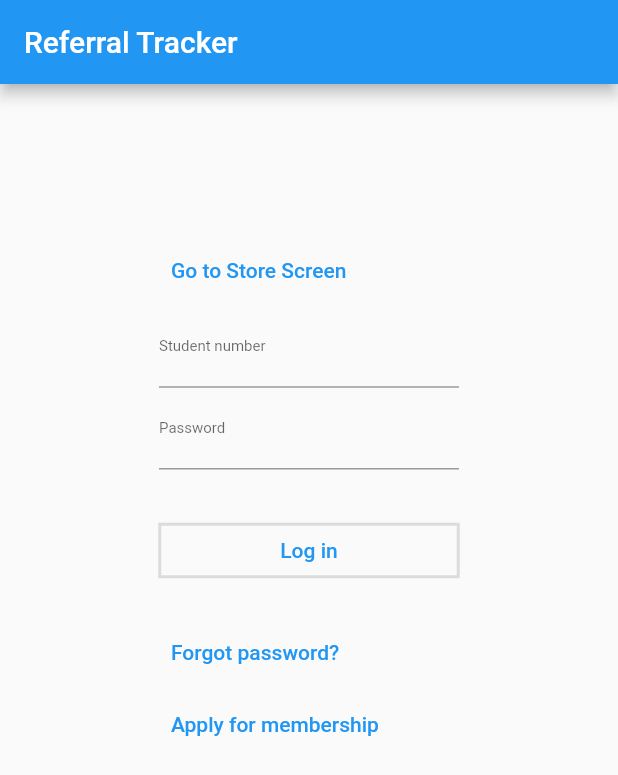
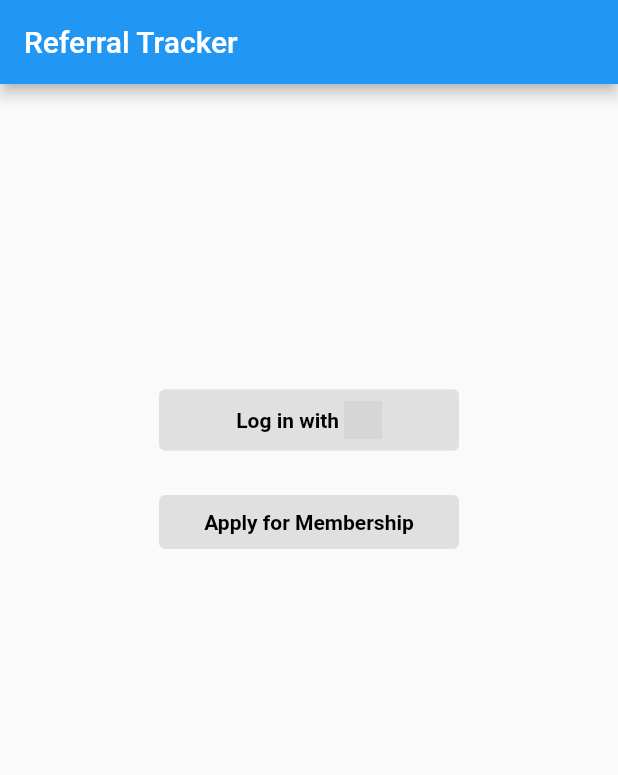
Before and after one commit to gdsc-conestoga/referral-tracker-app, a Flutter app: the screen it shows after launch, on a phone screen of 412 x 824 dp. Shown: the top 775 px of the screen. Run offline on Flutter 3.47's test engine with Material 2 defaults, Android fonts, the phone set to English and light mode, and no system bars; grey boxes are pictures that could not be loaded.

Commit message:
Add login screen. (#10)

```diff
--- a/lib/screens/login_screen.dart
+++ b/lib/screens/login_screen.dart
@@ -29,89 +29,54 @@ class LogInScreen extends StatelessWidget {
       ),
       body: Center(
         child: Container(
-          margin: const EdgeInsets.only(
-            top: 100,
-          ),
+          margin: const EdgeInsets.only(top: 200),
           width: 200,
           child: Column(
             children: [
-              TextButton(
-                onPressed: () {
-                  Navigator.pushNamed(
-                    context,
-                    StoreScreen.id,
-                  );
-                },
-                child: const Align(
-                  alignment: Alignment.centerLeft,
-                  child: Text(
-                    "Go to Store Screen",
-                  ),
-                ),
-              ),
-              SizedBox(
-                width: 200,
-                child: TextFormField(
-                  decoration: const InputDecoration(
-                    border: UnderlineInputBorder(),
-                    labelText: "Student number",
-                    labelStyle: TextStyle(
-                      fontSize: 10,
-                    ),
-                  ),
-                ),
-              ),
-              SizedBox(
-                width: 200,
-                child: TextFormField(
-                  decoration: const InputDecoration(
-                    border: UnderlineInputBorder(),
-                    labelText: "Password",
-                    labelStyle: TextStyle(
-                      fontSize: 10,
-                    ),
-                  ),
-                ),
-              ),
-              const SizedBox(height: 30),
               SizedBox(
                 width: double.infinity,
-                child: OutlinedButton(
-                  style: OutlinedButton.styleFrom(
-                    shape: const BeveledRectangleBorder(),
+                child: TextButton(
+                    style: ButtonStyle(
+                        foregroundColor:
+                            MaterialStateProperty.all(Colors.black),
+                        backgroundColor:
+                            MaterialStateProperty.all(Colors.grey[300])),
+                    onPressed: () {},
+                    child: Row(
+                      mainAxisAlignment: MainAxisAlignment.center,
+                      children: const [
+                        Text(
+                          "Log in with ",
+                          style: TextStyle(fontWeight: FontWeight.bold),
                         ),
-                  onPressed: () {},
-                  child: const Text(
-                    "Log in",
+                        Image(
+                            width: 25,
+                            image: AssetImage('assets/google-logo.png')),
+                      ],
+                    )),
               ),
+              const SizedBox(height: 20),
+              SizedBox(
+                width: double.infinity,
+                child: TextButton(
+                  style: ButtonStyle(
+                    foregroundColor: MaterialStateProperty.all(Colors.black),
+                    backgroundColor:
+                        MaterialStateProperty.all(Colors.grey[300]),
                   ),
-              ),
-              const SizedBox(
-                height: 20,
-              ),
-              TextButton(
-                onPressed: () {},
-                child: const Align(
-                  alignment: Alignment.centerLeft,
-                  child: Text(
-                    "Forgot password?",
-                  ),
-                ),
-              ),
-              TextButton(
                   onPressed: () {
                     Navigator.pushNamed(
                       context,
                       MembershipApplicationScreen.id,
                     );
                   },
-                child: const Align(
-                  alignment: Alignment.centerLeft,
-                  child: Text(
-                    "Apply for membership",
+                  child: const Text(
+                    "Apply for Membership",
+                    style: TextStyle(fontWeight: FontWeight.bold),
                   ),
                 ),
               ),
+              const SizedBox(height: 20),
             ],
           ),
         ),
--- a/pubspec.yaml
+++ b/pubspec.yaml
@@ -62,6 +62,8 @@ flutter:
   # assets:
   #   - images/a_dot_burr.jpeg
   #   - images/a_dot_ham.jpeg
+  assets:
+    - assets/google-logo.png
 
   # An image asset can refer to one or more resolution-specific "variants", see
   # https://flutter.dev/assets-and-images/#resolution-aware
```
Lines whose indentation alone changed are shown as unchanged.
